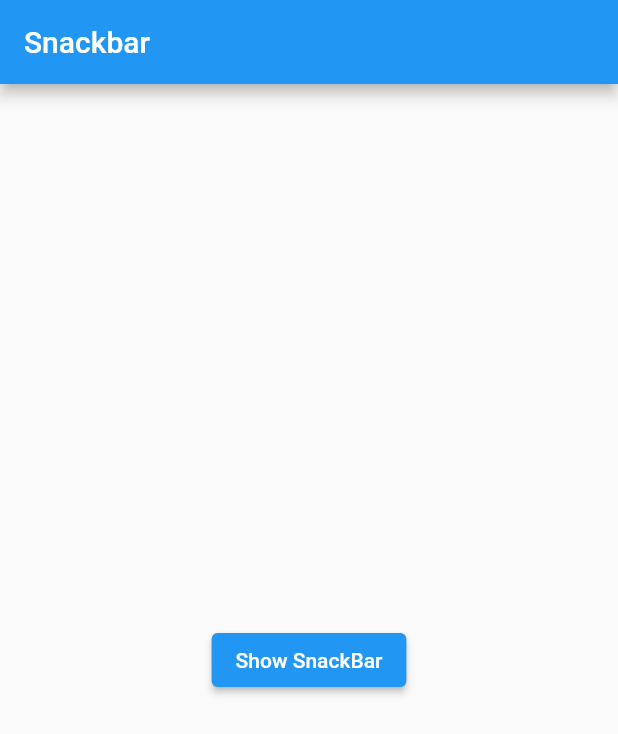
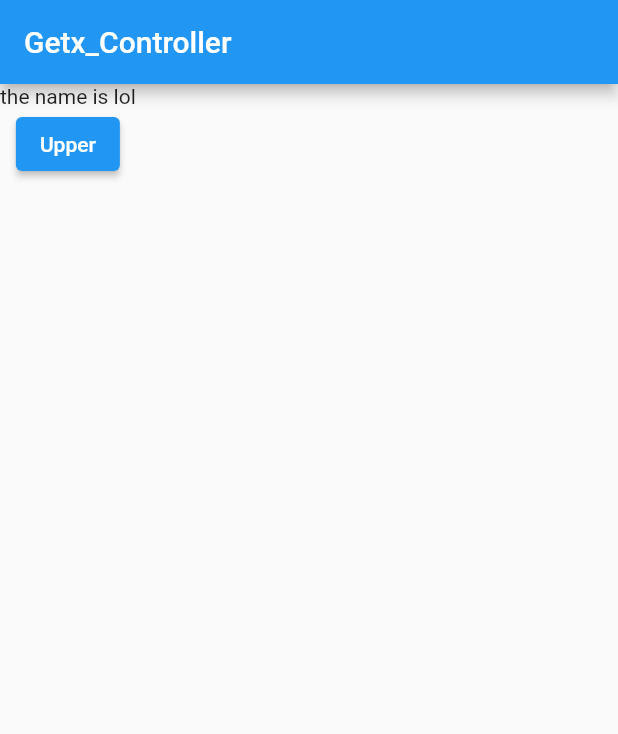
Before and after one commit to like-github1/getx_tutorials, a Flutter app: the screen it shows after launch, on a phone screen of 412 x 824 dp. Shown: the top 734 px of the screen. Run offline on Flutter 3.47's test engine with Material 2 defaults, Android fonts, the phone set to English and light mode, and no system bars; our stand-ins replace get.

```diff
--- /dev/null
+++ b/lib/controller.dart
@@ -0,0 +1,24 @@
+import 'package:get/get.dart';
+import 'package:getx_tutorials/user.dart';
+
+
+
+
+
+class mycontroller extends GetxController{
+  // var students= user();
+
+  // //Create a method to change name to uppercase
+  // void converttouppercase(){
+  //   students.name.value=students.name.value.toUpperCase();
+  // }
+  var students=user(name: "lol",age: 30).obs;
+  void converttouppercase(){
+students.update((val) {
+  val!.name=val.name.toString().toUpperCase();
+});
+
+  }
+
+
+}
--- a/lib/main.dart
+++ b/lib/main.dart
@@ -1,68 +1,34 @@
 import 'package:flutter/material.dart';
 import 'package:get/get.dart';
-import 'package:get/get_core/get_core.dart';
 import 'package:get/get_navigation/get_navigation.dart';
+import 'package:getx_tutorials/controller.dart';
 
 void main() {
-  runApp(
-    myapp(),
-  );
+  runApp(Myapp());
 }
 
-class myapp extends StatefulWidget {
-  myapp({Key? key}) : super(key: key);
+class Myapp extends StatelessWidget {
+  Myapp({Key? key}) : super(key: key);
+  final mycontroller _controller = Get.put(mycontroller());
 
-  @override
-  State<myapp> createState() => _myappState();
-}
-
-class _myappState extends State<myapp> {
   @override
   Widget build(BuildContext context) {
     return GetMaterialApp(
-      title: "Snackbar using GetX",
+      title: "GetX_Controller",
       home: Scaffold(
         appBar: AppBar(
-          title: Text("Snackbar"),
+          title: Text("Getx_Controller"),
         ),
-        body: Container(
-          child: Center(
-            child: ElevatedButton(
-                onPressed: () {
-                  Get.snackbar(
-                    "snakbar Text",
-                    "Snackbar Messages",
-                    titleText: const Text(
-                      "this is Snakbar",
-                      style: TextStyle(color: Colors.blue),
-                    ),
-                    messageText: const Text("this is message text"),
-                    colorText: Colors.red,
-                    backgroundColor: Colors.pink,
-                    snackPosition: SnackPosition.BOTTOM,
-                    borderRadius: 2,
-                    margin: const EdgeInsets.all(3),
-                    backgroundGradient: const LinearGradient(colors: [
-                      Colors.red,Colors.blue,
-                    ]),
-                    isDismissible: true,
-                    dismissDirection: DismissDirection.horizontal,
-                    forwardAnimationCurve: Curves.bounceInOut,
-                    //add like leadding icon on Snackbar
-                    icon: Icon(Icons.send, color: Colors.blue,),
-                    shouldIconPulse: false,
-                    //add Trailing Icon on SnackBar
-                    mainButton: TextButton(onPressed: (){}, child: Text("send")),
-                    onTap: (Value){
-                      print("SnackBar is Clicked");
-
-                    }
-
-
-                    );
-                },
-                child: const Text("Show SnackBar")),
-          ),
+        body: Column(
+          children: [
+            Obx(() => Text("the name is ${_controller.students.value.name}")),
+            ElevatedButton(
+              onPressed: () {
+                _controller.converttouppercase();
+              },
+              child:const  Text("Upper"),
+            )
+          ],
         ),
       ),
     );
--- /dev/null
+++ b/lib/user.dart
@@ -0,0 +1,12 @@
+import 'package:get/get.dart';
+
+
+
+
+class user{
+  // var name="david".obs;
+  // var age= 23.obs;
+  var name;
+  var age;
+  user({this.name,this.age});
+}
```
